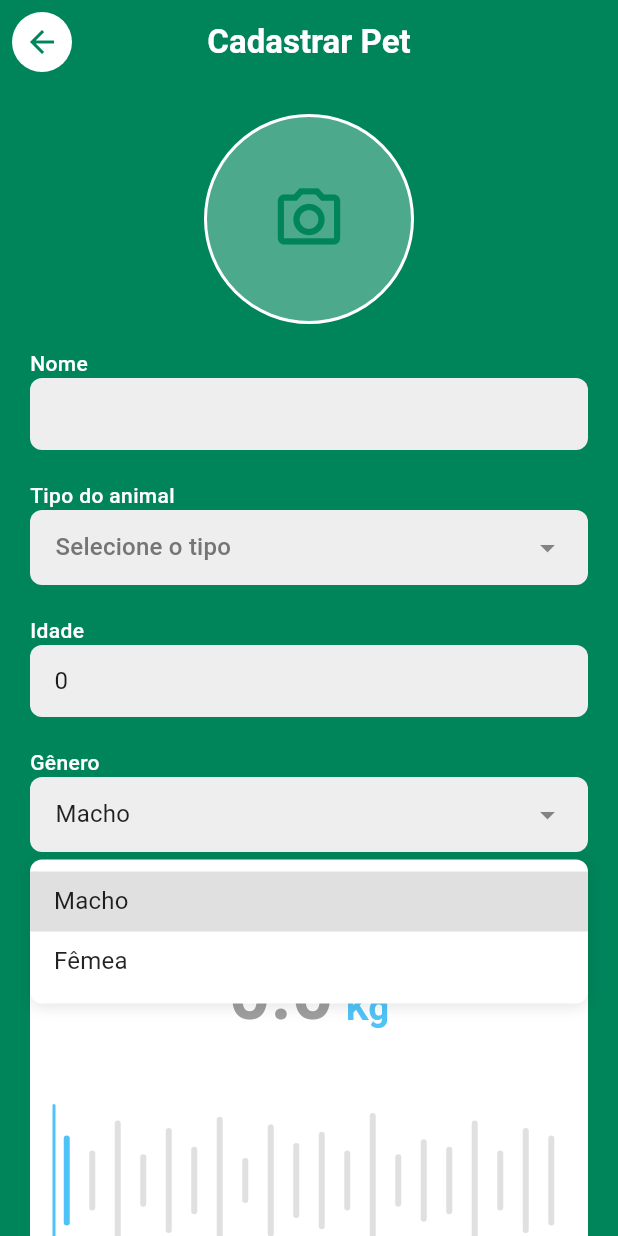
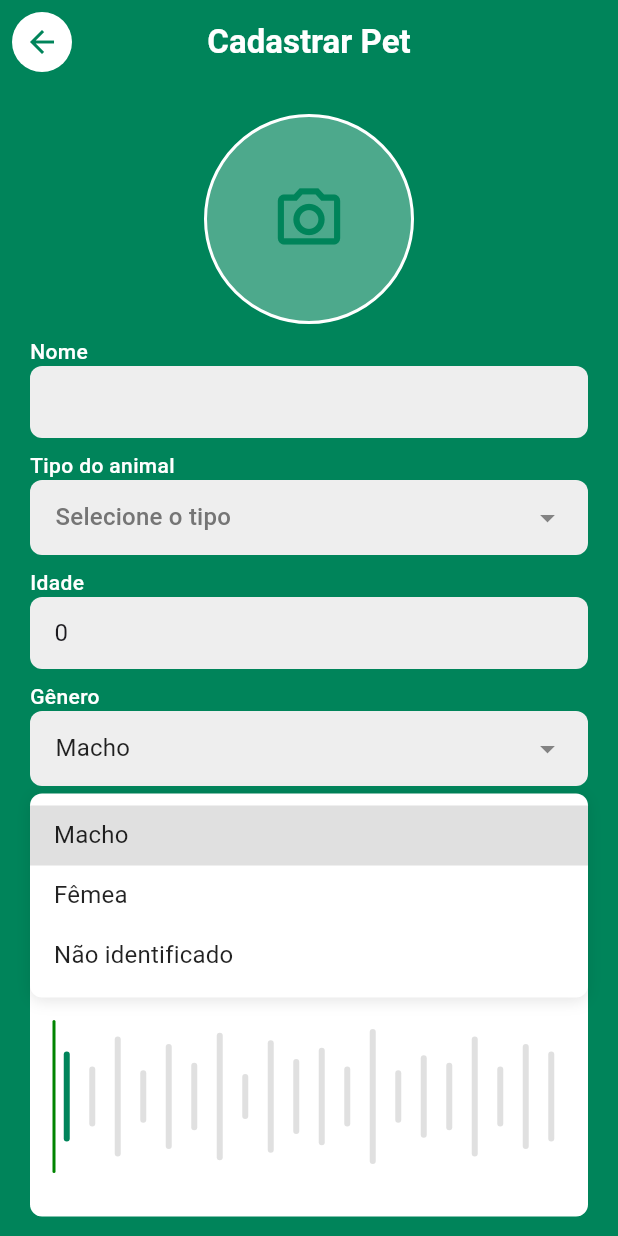
Before and after one commit to scheilasilva/cuidar_pet_app, a Flutter app: the CadastroAnimalPage screen opened by its route, after a tap on "Macho", on a phone screen of 412 x 824 dp. Run offline on Flutter 3.47's test engine with Material 3 defaults, Android fonts, the phone set to English and light mode, and no system bars; drawn by our look-alikes of dropdown_button2, oktoast; our stand-ins replace carousel_slider, firebase_auth, firebase_core, flutter_map, flutter_mobx, flutter_modular and 9 more; accounts and stored records are empty; generated files the repository leaves out were written again.

Commit message:
ajustes animal page

```diff
--- a/lib/app/modules/animal/cadastro_animal_page.dart
+++ b/lib/app/modules/animal/cadastro_animal_page.dart
@@ -1,11 +1,12 @@
+import 'dart:io';
+
 import 'package:cuidar_pet_app/app/modules/animal/animal_controller.dart';
+import 'package:dropdown_button2/dropdown_button2.dart';
 import 'package:flutter/material.dart';
 import 'package:flutter/services.dart';
 import 'package:flutter_mobx/flutter_mobx.dart';
 import 'package:flutter_modular/flutter_modular.dart';
 import 'package:image_picker/image_picker.dart';
-import 'package:dropdown_button2/dropdown_button2.dart';
-import 'dart:io';
 
 class CadastroAnimalPage extends StatefulWidget {
   const CadastroAnimalPage({super.key});
@@ -27,8 +28,13 @@ class _CadastroAnimalPageState extends State<CadastroAnimalPage> {
     'Pássaro',
     'Roedor',
     'Peixe',
-    'Réptil',
-    'Outro'
+    'Bovino',
+    'Equino',
+    'Suíno',
+    'Ovino',
+    'Galináceos',
+    'Caprinos',
+    'Outros',
   ];
 
   @override
@@ -152,7 +158,7 @@ class _CadastroAnimalPageState extends State<CadastroAnimalPage> {
                     ),
                   ),
 
-                  const SizedBox(height: 16),
+                  const SizedBox(height: 8),
 
                   // Campo de nome
                   _buildLabel('Nome'),
@@ -161,18 +167,20 @@ class _CadastroAnimalPageState extends State<CadastroAnimalPage> {
                     onChanged: (value) => controller.animal.nome = value,
                   ),
 
-                  const SizedBox(height: 20),
+                  const SizedBox(height: 8),
 
                   // Campo de tipo do animal
                   _buildLabel('Tipo do animal'),
                   _buildDropdown2(
-                    value: controller.animal.tipoAnimal.isEmpty ? null : controller.animal.tipoAnimal,
+                    value: controller.animal.tipoAnimal.isEmpty
+                        ? null
+                        : controller.animal.tipoAnimal,
                     items: _tiposAnimais,
                     hint: 'Selecione o tipo',
                     onChanged: (value) => controller.animal.tipoAnimal = value!,
                   ),
 
-                  const SizedBox(height: 20),
+                  const SizedBox(height: 8),
 
                   // Campo de idade
                   _buildLabel('Idade'),
@@ -185,24 +193,26 @@ class _CadastroAnimalPageState extends State<CadastroAnimalPage> {
                     },
                   ),
 
-                  const SizedBox(height: 20),
+                  const SizedBox(height: 8),
 
                   // Campo de gênero
                   _buildLabel('Gênero'),
                   _buildDropdown2(
-                    value: controller.animal.genero.isEmpty ? null : controller.animal.genero,
-                    items: const ['Macho', 'Fêmea'],
+                    value: controller.animal.genero.isEmpty
+                        ? null
+                        : controller.animal.genero,
+                    items: const ['Macho', 'Fêmea', 'Não identificado'],
                     hint: 'Selecione o gênero',
                     onChanged: (value) => controller.animal.genero = value!,
                   ),
 
-                  const SizedBox(height: 20),
+                  const SizedBox(height: 8),
 
                   // Campo de peso
                   _buildLabel('Peso do animal'),
                   _buildPesoWidget(),
 
-                  const SizedBox(height: 30),
+                  const SizedBox(height: 16),
 
                   // Botão de salvar
                   SizedBox(
@@ -258,7 +268,9 @@ class _CadastroAnimalPageState extends State<CadastroAnimalPage> {
         borderRadius: BorderRadius.circular(8),
       ),
       child: TextField(
-        controller: TextEditingController(text: value)..selection = TextSelection.fromPosition(TextPosition(offset: value.length)),
+        controller: TextEditingController(text: value)
+          ..selection =
+              TextSelection.fromPosition(TextPosition(offset: value.length)),
         keyboardType: keyboardType,
         onChanged: onChanged,
         decoration: const InputDecoration(
@@ -289,7 +301,8 @@ class _CadastroAnimalPageState extends State<CadastroAnimalPage> {
               ),
             )
           : null,
-      items: items.map((String item) => DropdownMenuItem<String>(
+      items: items
+          .map((String item) => DropdownMenuItem<String>(
                 value: item,
                 child: Text(
                   item,
@@ -300,7 +313,8 @@ class _CadastroAnimalPageState extends State<CadastroAnimalPage> {
                   ),
                   overflow: TextOverflow.ellipsis,
                 ),
-      )).toList(),
+              ))
+          .toList(),
       value: value,
       onChanged: onChanged,
       buttonStyleData: ButtonStyleData(
@@ -310,7 +324,8 @@ class _CadastroAnimalPageState extends State<CadastroAnimalPage> {
         decoration: BoxDecoration(
           borderRadius: BorderRadius.circular(8),
           color: Colors.grey[200],
-          border: Border.all(color: Colors.transparent), // Remove qualquer borda
+          border:
+              Border.all(color: Colors.transparent), // Remove qualquer borda
         ),
         elevation: 0,
       ),
@@ -376,9 +391,11 @@ class _CadastroAnimalPageState extends State<CadastroAnimalPage> {
                           child: TextField(
                             controller: _pesoController,
                             focusNode: _pesoFocusNode,
-                            keyboardType: const TextInputType.numberWithOptions(decimal: true),
+                            keyboardType: const TextInputType.numberWithOptions(
+                                decimal: true),
                             inputFormatters: [
-                              FilteringTextInputFormatter.allow(RegExp(r'^\d+\.?\d{0,1}')),
+                              FilteringTextInputFormatter.allow(
+                                  RegExp(r'^\d+\.?\d{0,1}')),
                             ],
                             style: const TextStyle(
                               fontSize: 48,
@@ -408,7 +425,7 @@ class _CadastroAnimalPageState extends State<CadastroAnimalPage> {
                         style: const TextStyle(
                           fontSize: 48,
                           fontWeight: FontWeight.bold,
-                          color: Colors.grey,
+                          color: Color(0xFF00845A),
                         ),
                       ),
                     const SizedBox(width: 8),
@@ -419,7 +436,7 @@ class _CadastroAnimalPageState extends State<CadastroAnimalPage> {
                         style: TextStyle(
                           fontSize: 24,
                           fontWeight: FontWeight.bold,
-                          color: Color(0xFF4FC3F7),
+                          color: Color(0xFF00845A),
                         ),
                       ),
                     ),
@@ -595,13 +612,33 @@ class WeightRulerPainter extends CustomPainter {
       final isSelected = (i / 20) * maxWeight <= currentWeight;
 
       // Altura variável das barras (similar à imagem)
-      final heights = [60.0, 40.0, 80.0, 35.0, 70.0, 45.0, 85.0, 30.0, 75.0, 50.0,
-        65.0, 40.0, 90.0, 35.0, 55.0, 45.0, 80.0, 40.0, 70.0, 60.0];
+      final heights = [
+        60.0,
+        40.0,
+        80.0,
+        35.0,
+        70.0,
+        45.0,
+        85.0,
+        30.0,
+        75.0,
+        50.0,
+        65.0,
+        40.0,
+        90.0,
+        35.0,
+        55.0,
+        45.0,
+        80.0,
+        40.0,
+        70.0,
+        60.0
+      ];
       final barHeight = heights[i % heights.length];
 
       paint.color = isSelected
-          ? const Color(0xFF4FC3F7) // Azul ciano para barras selecionadas
-          : Colors.grey.shade300;   // Cinza para barras não selecionadas
+          ? const Color(0xFF00845A) // Azul ciano para barras selecionadas
+          : Colors.grey.shade300; // Cinza para barras não selecionadas
 
       canvas.drawRRect(
         RRect.fromRectAndRadius(
@@ -618,7 +655,7 @@ class WeightRulerPainter extends CustomPainter {
 
     // Desenhar linha indicadora (linha vertical destacada)
     final indicatorX = (currentWeight / maxWeight) * size.width;
-    paint.color = const Color(0xFF4FC3F7);
+    paint.color = const Color(0xFF008400);
     paint.strokeWidth = 2;
 
     canvas.drawLine(
```
Lines whose indentation alone changed are shown as unchanged.
